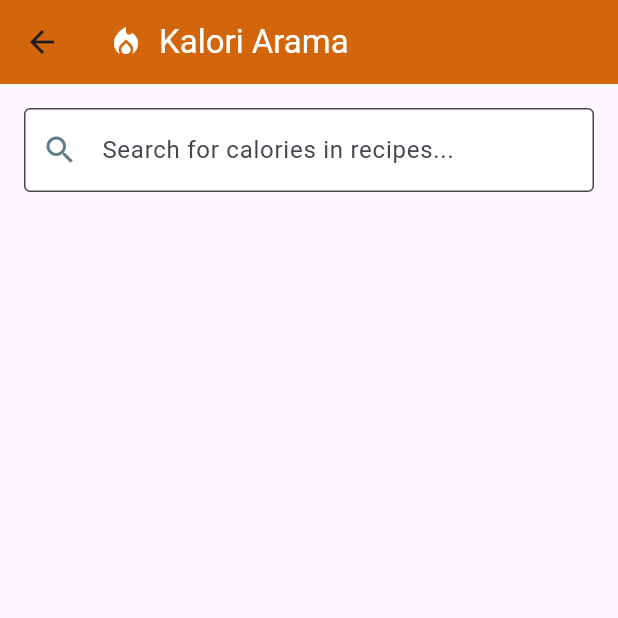
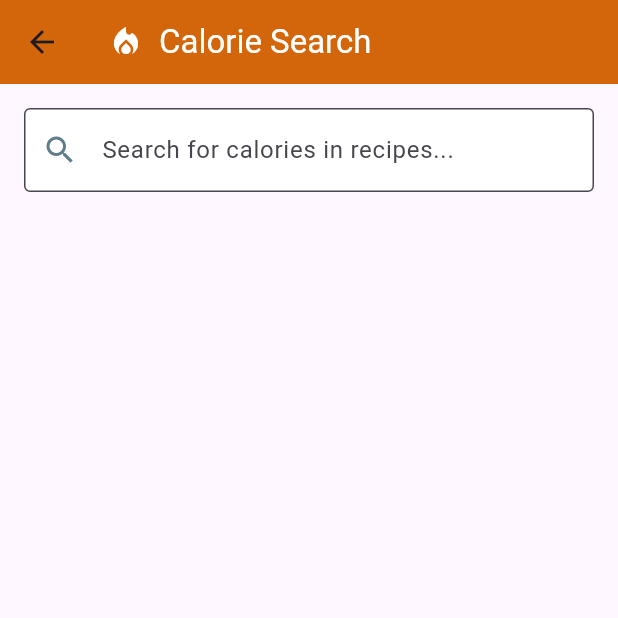
Before and after one commit to GraduationProjectFlutter/graduationproject, a Flutter app: the CaloriesPage screen opened directly, on a phone screen of 412 x 824 dp, the top half of it. Run offline on Flutter 3.47's test engine with Material 3 defaults, Android fonts, the phone set to English and light mode, and no system bars; our stand-ins replace cloud_firestore, firebase_auth, firebase_core, firebase_storage, flutter_rating_bar, font_awesome_flutter and 2 more; missing offline and left inert: algolia; accounts and stored records are empty.

Commit message:
Update caloriesPage.dart

```diff
--- a/lib/pages/caloriesPage.dart
+++ b/lib/pages/caloriesPage.dart
@@ -87,7 +87,7 @@ class _CaloriesPageState extends State<CaloriesPage> {
           children: [
             Icon(Icons.local_fire_department, color: Colors.white),
             SizedBox(width: 10),
-            Text('Kalori Arama', style: TextStyle(color: Colors.white)),
+            Text('Calorie Search', style: TextStyle(color: Colors.white)),
           ],
         ),
         backgroundColor: Color.fromARGB(255, 211, 101, 10),
```
